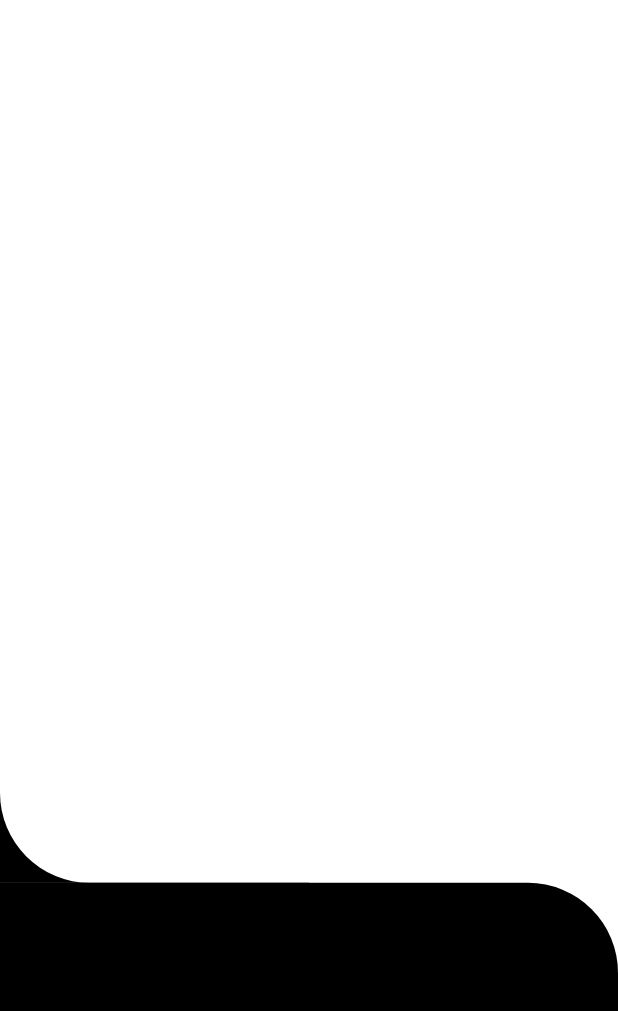
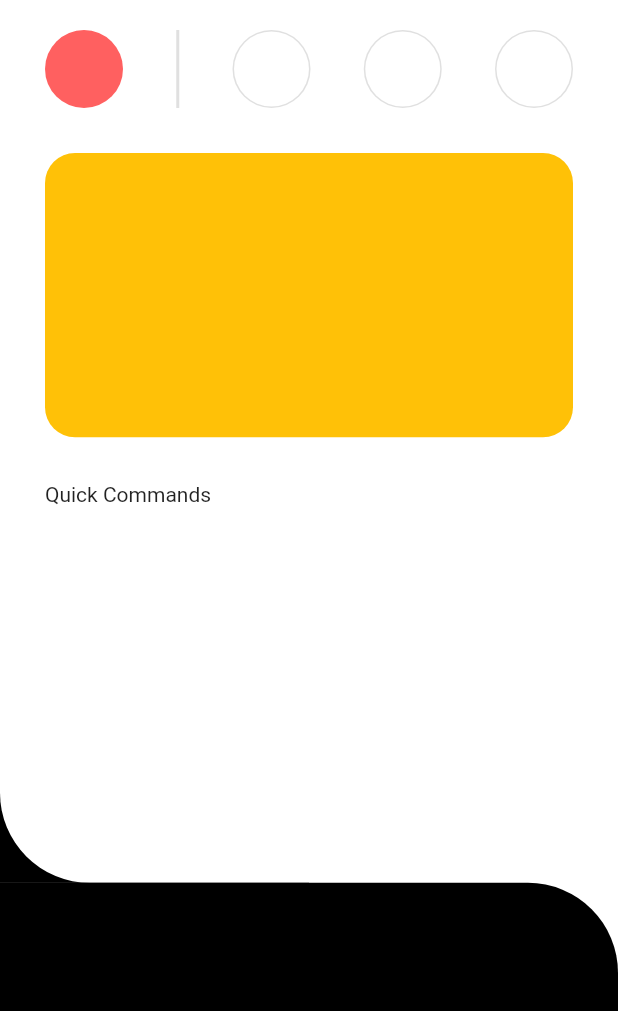
Before and after one commit to ceejayps/banking_app_2, a Flutter app: the screen it shows after launch, on a phone screen of 412 x 824 dp. Shown: the top 1011 px of the screen. Run offline on Flutter 3.47's test engine with Material 2 defaults, Android fonts, the phone set to English and light mode, and no system bars; missing offline and left inert: dart:ffi.

Commit message:
Update text.dart

```diff
--- a/lib/container/pages/text.dart
+++ b/lib/container/pages/text.dart
@@ -71,6 +71,73 @@ class _bankingtestState extends State<bankingtest> {
                             BorderRadius.only(topRight: Radius.circular(60))),
                   ))
             ],
+          ),
+          Scaffold(
+            backgroundColor: Colors.transparent,
+            body: SafeArea(
+              child: Padding(
+                padding: const EdgeInsets.symmetric(horizontal: 30),
+                child: Column(
+                  crossAxisAlignment: CrossAxisAlignment.start,
+                  children: [
+                    SizedBox(
+                      height: 20,
+                    ),
+                    Row(
+                      mainAxisAlignment: MainAxisAlignment.spaceBetween,
+                      children: [
+                        CircleAvatar(
+                            radius: 26,
+                            backgroundColor: Color.fromARGB(255, 255, 96, 96)),
+                        Container(
+                          color: Colors.black12,
+                          width: 2,
+                          height: 52,
+                        ),
+                        CircleAvatar(
+                          radius: 26,
+                          backgroundColor: Colors.black12,
+                          child: CircleAvatar(
+                            radius: 25,
+                            backgroundColor: Colors.white,
+                          ),
+                        ),
+                        CircleAvatar(
+                          radius: 26,
+                          backgroundColor: Colors.black12,
+                          child: CircleAvatar(
+                            radius: 25,
+                            backgroundColor: Colors.white,
+                          ),
+                        ),
+                        CircleAvatar(
+                          radius: 26,
+                          backgroundColor: Colors.black12,
+                          child: CircleAvatar(
+                            radius: 25,
+                            backgroundColor: Colors.white,
+                          ),
+                        ),
+                      ],
+                    ),
+                    SizedBox(
+                      height: 30,
+                    ),
+                    Container(
+                      width: MediaQuery.of(context).size.width,
+                      height: MediaQuery.of(context).size.width * 0.46,
+                      decoration: BoxDecoration(
+                          color: Colors.amber,
+                          borderRadius: BorderRadius.circular(20)),
+                    ),
+                    SizedBox(
+                      height: 30,
+                    ),
+                    Text("Quick Commands")
+                  ],
+                ),
+              ),
+            ),
           )
         ],
       ),
```
